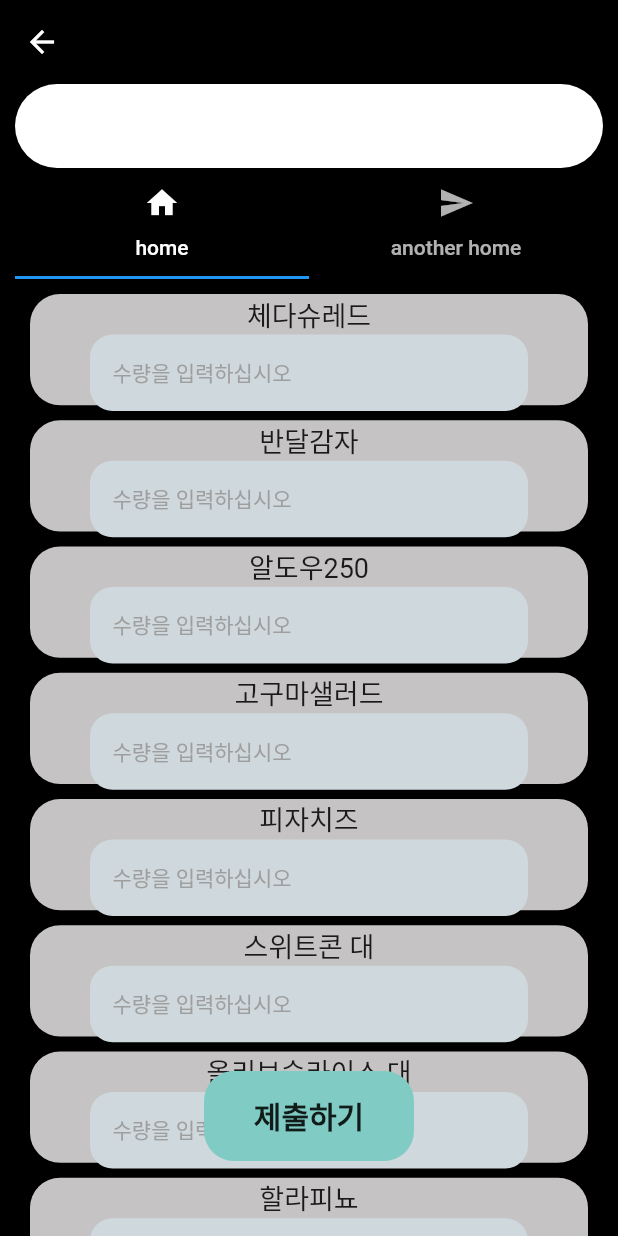
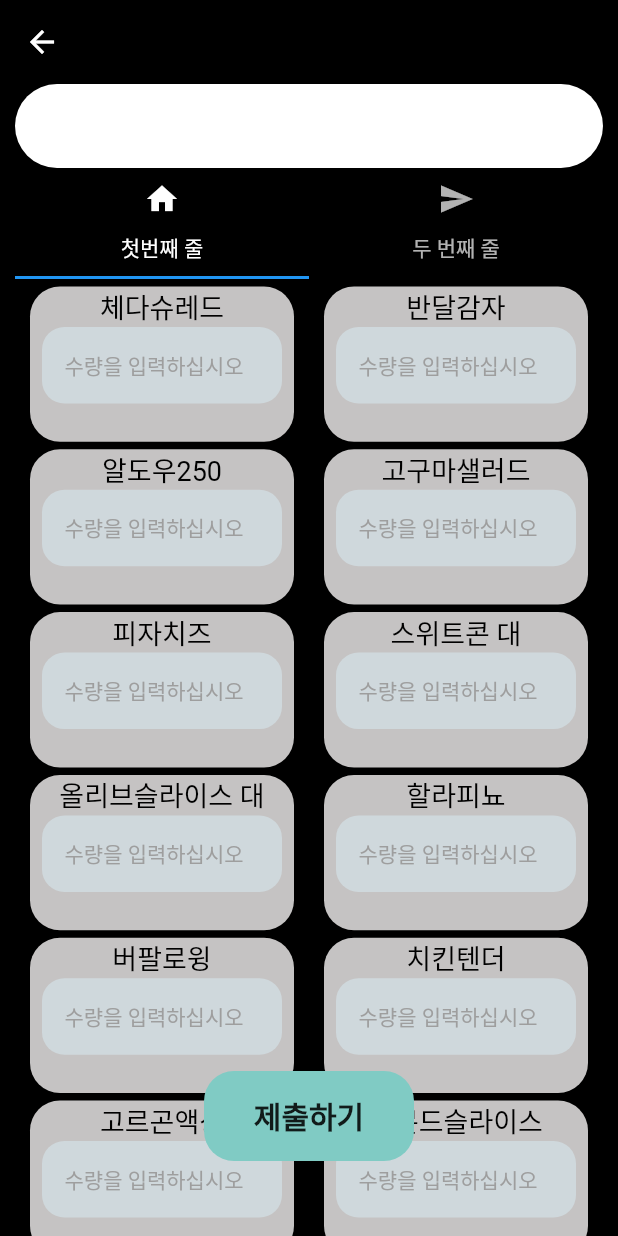
Before and after one commit to Elmurodjon01/store_invoice, a Flutter app: the ProductRefillPage screen opened directly, on a phone screen of 412 x 824 dp. Run offline on Flutter 3.47's test engine with Material 2 defaults, Android fonts, the phone set to English and light mode, and no system bars; our stand-ins replace quickalert; missing offline and left inert: gsheets; network calls fail; key blocks and very long unbroken strings in the code were emptied for the run.

Commit message:
animation has been added

```diff
--- a/lib/presentation/product_refill_page.dart
+++ b/lib/presentation/product_refill_page.dart
@@ -1,10 +1,10 @@
 import 'package:flutter/material.dart';
-import 'package:pizza_planet/presentation/productRefill/product_refill1.dart';
-import 'package:pizza_planet/presentation/productRefill/product_refill2.dart';
+import 'package:pizza_planet/presentation/main_page.dart';
 import 'package:pizza_planet/src/logic/provider.dart';
 import 'package:provider/provider.dart';
 import '../model/constants.dart';
 import '../utils/item_box.dart';
+import '../utils/load_animation.dart';
 import '../utils/load_button.dart';
 
 class ProductRefillPage extends StatefulWidget {
@@ -21,30 +21,34 @@ class _ProductRefillPageState extends State<ProductRefillPage>
   final List<TextEditingController> _controller =
       List.generate(77, (i) => TextEditingController());
   List allLabel = [];
-  static const List myTabs = [
-    ProductRefill1(),
-    ProductRefill2(),
-  ];
+
+
+
   late TabController tabController;
   @override
   void initState() {
-    tabController = TabController(length: myTabs.length, vsync: this);
-    setState(() {
+    tabController = TabController(length: 2, vsync: this);
     allLabel.addAll(first20Row);
     allLabel.addAll(second20Row);
     allLabel.addAll(third20Row);
+
       // allLabel.addAll(fourth20Row);
-    });
+
     // if (allLabel.length == _controller.length) {
     //   return print('equal');
     // } else {
     //   return print('not equal');
     // }
     super.initState();
+
   }
 
   @override
   Widget build(BuildContext context) {
+    var size = MediaQuery.of(context).size;
+    final double itemHeight = (size.height - kToolbarHeight - 24) / 2;
+    final double itemWidth = size.width / 2;
+
     final provider = Provider.of<SheetsLogic>(context);
     return Scaffold(
       backgroundColor: Colors.black,
@@ -72,35 +76,28 @@ class _ProductRefillPageState extends State<ProductRefillPage>
                   tabs: const [
                     Tab(
                       icon: Icon(Icons.home),
-                      text: 'home',
+                      text: '첫번째 줄',
                     ),
                     Tab(
                       icon: Icon(Icons.send),
-                      text: 'another home',
+                      text: '두 번째 줄',
+
                     ),
                   ],
                 ),
                 Expanded(
                   child: TabBarView(controller: tabController, children: [
-                    ListView.builder(
-                        scrollDirection: Axis.vertical,
+                    GridView.builder(
                       shrinkWrap: true,
                       itemCount: allLabel.length,
-                        itemBuilder: (context, index) {
-                          // print(allLabel.length);
-                          // print('controller lenght ${_controller.last}');
-                          return ItemBox(
-                            controller: _controller[index],
-                            product: allLabel[index],
-                          );
-                        }),
-                    // Center(
-                    //   child: Text(
-                    //     'first home',
-                    //     style: TextStyle(color: Colors.white),
-                    //   ),
-                    // ),
-                    Center(
+                      gridDelegate:  SliverGridDelegateWithFixedCrossAxisCount(
+                          childAspectRatio: ( itemHeight/itemWidth ),
+                          crossAxisCount: 2),
+                      itemBuilder: (BuildContext context, int index) {
+                        return ItemBox(product: allLabel[index], controller: _controller[index]);
+                      },
+                    ),
+                   const  Center(
                       child: Text(
                         'second home',
                         style: TextStyle(color: Colors.white),
@@ -113,7 +110,11 @@ class _ProductRefillPageState extends State<ProductRefillPage>
           ),
           LoadButton(
             context: context,
-            onTap: () => provider.gsheetSubmit(
+            onTap: (){
+              loadAnimation(
+                context: context,
+                onConfirmBtnTap: () {
+                  provider.gsheetSubmit(
                     controller1: _controller[0],
                     controller10: _controller[9],
                     controller11: _controller[10],
@@ -191,7 +192,13 @@ class _ProductRefillPageState extends State<ProductRefillPage>
                     // controller75: _controller[74],
                     // controller76: _controller[75],
                     // controller77: _controller[76],
-            ),
+                  );
+                  _controller.clear();
+                  Navigator.pushAndRemoveUntil(context, MaterialPageRoute(builder: (context) => const MainPage()), (route) => false);
+                }, onCancelBtnTap: () =>Navigator.pop(context),
+              );
+
+            }
           ),
         ],
       ),
--- a/lib/utils/item_box.dart
+++ b/lib/utils/item_box.dart
@@ -13,13 +13,12 @@ class ItemBox extends StatelessWidget {
 
   @override
   Widget build(BuildContext context) {
-    double height = MediaQuery.of(context).size.height;
-    double width = MediaQuery.of(context).size.width;
-    return Padding(
-      padding: const EdgeInsets.only(left: 10, right: 10, top: 10),
-      child: Container(
-        height: height * 0.09,
-        width: width * 0.3,
+    // double height = MediaQuery.of(context).size.height;
+    // double width = MediaQuery.of(context).size.width;
+    return Container(
+      // height: height * 0.03,
+      // width: width * 0.3,
+      margin: const EdgeInsets.only(top: 5, left: 10, right: 10),
       decoration: BoxDecoration(
         color: const Color.fromARGB(255, 197, 195, 195),
         borderRadius: BorderRadius.circular(20),
@@ -28,10 +27,10 @@ class ItemBox extends StatelessWidget {
         children: [
           Text(
             product,
-              style: const TextStyle(fontSize: 18),
+            style: const TextStyle(fontSize: 18, color: Colors.black),
           ),
           Padding(
-              padding: const EdgeInsets.symmetric(horizontal: 40),
+            padding: const EdgeInsets.symmetric(horizontal: 8),
             child: TextField(
               controller: controller,
               decoration: InputDecoration(
@@ -48,7 +47,6 @@ class ItemBox extends StatelessWidget {
           ),
         ],
       ),
-      ),
     );
   }
 }
--- /dev/null
+++ b/lib/utils/load_animation.dart
@@ -0,0 +1,22 @@
+
+
+import 'package:quickalert/quickalert.dart';
+import 'package:flutter/material.dart';
+
+loadAnimation({
+  required BuildContext context,
+  void Function()? onConfirmBtnTap,
+  void Function()? onCancelBtnTap
+}){
+  QuickAlert.show(
+    context: context,
+    type: QuickAlertType.confirm,
+    text: '삽입한 데이터를 저장하시겠습니까?',
+    confirmBtnText: '네',
+    cancelBtnText: '아니요',
+    confirmBtnColor: Colors.green,
+    onConfirmBtnTap: onConfirmBtnTap,
+    onCancelBtnTap: onCancelBtnTap,
+
+  );
+}
--- a/pubspec.yaml
+++ b/pubspec.yaml
@@ -38,6 +38,8 @@ dependencies:
   provider: ^6.0.5
   blurrycontainer: ^1.0.2
   gsheets: ^0.4.2
+  flutter_titled_container: ^1.0.7
+  quickalert: ^1.0.1
 
 dev_dependencies:
   flutter_test:
```
Also changed, not shown: lib/presentation/productRefill/product_refill1.dart (deleted, +0 -14 lines), lib/presentation/productRefill/product_refill2.dart (deleted, +0 -14 lines), pubspec.lock. Lines whose indentation alone changed are shown as unchanged.
